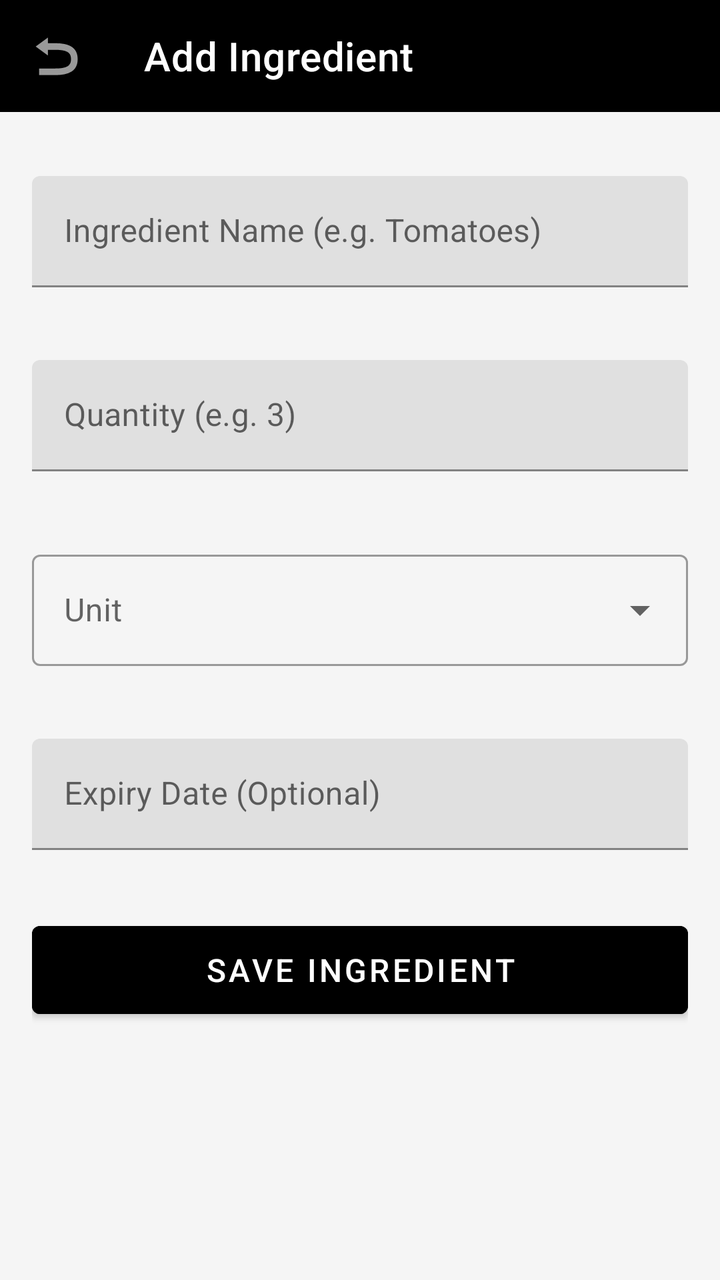
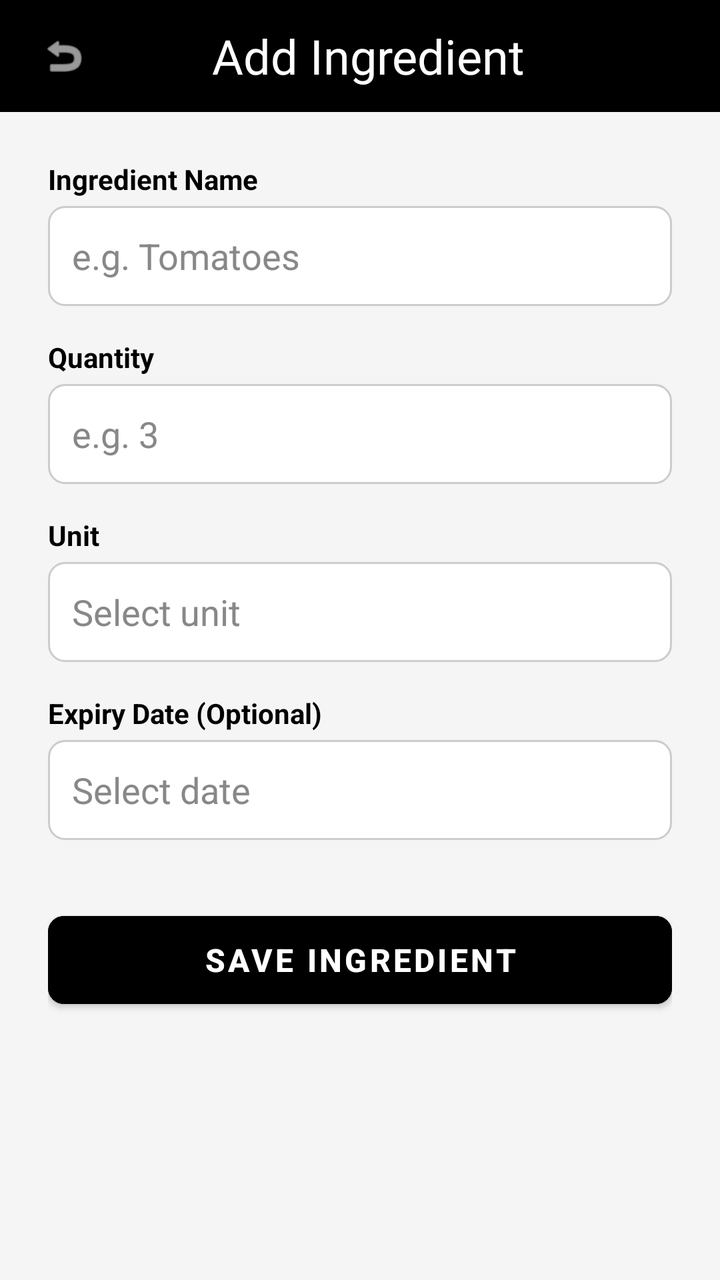

Two renders of the same Android screen: before a commit and after it. Below are the layout's source before the change and the commit's diff.
<!-- AndroidManifest.xml: application theme Theme.SmartPantryManager -->
<!-- res/layout/activity_add_edit_item.xml -->
<?xml version="1.0" encoding="utf-8"?>
<LinearLayout xmlns:android="http://schemas.android.com/apk/res/android"
    xmlns:app="http://schemas.android.com/apk/res-auto"
    android:layout_width="match_parent"
    android:layout_height="match_parent"
    android:orientation="vertical">

    
    <com.google.android.material.appbar.MaterialToolbar
        android:id="@+id/toolbar"
        android:layout_width="match_parent"
        android:layout_height="?attr/actionBarSize"
        android:background="#000000"
        app:navigationIcon="@android:drawable/ic_menu_revert"
        app:title="Add Ingredient"
        app:titleTextColor="@android:color/white" />

    <ScrollView
        android:layout_width="match_parent"
        android:layout_height="match_parent"
        android:fillViewport="true">

        <LinearLayout
            android:layout_width="match_parent"
            android:layout_height="wrap_content"
            android:orientation="vertical"
            android:padding="16dp">

            
            <com.google.android.material.textfield.TextInputLayout
                android:id="@+id/tilName"
                android:layout_width="match_parent"
                android:layout_height="wrap_content"
                android:layout_marginTop="16dp"
                android:hint="Ingredient Name (e.g. Tomatoes)"
                app:errorEnabled="true">

                <com.google.android.material.textfield.TextInputEditText
                    android:id="@+id/etName"
                    android:layout_width="match_parent"
                    android:layout_height="wrap_content"
                    android:inputType="textCapWords"
                    android:maxLength="50" />
            </com.google.android.material.textfield.TextInputLayout>

            
            <com.google.android.material.textfield.TextInputLayout
                android:id="@+id/tilQuantity"
                android:layout_width="match_parent"
                android:layout_height="wrap_content"
                android:layout_marginTop="16dp"
                android:hint="Quantity (e.g. 3)"
                app:errorEnabled="true">

                <com.google.android.material.textfield.TextInputEditText
                    android:id="@+id/etQuantity"
                    android:layout_width="match_parent"
                    android:layout_height="wrap_content"
                    android:inputType="numberDecimal" />
            </com.google.android.material.textfield.TextInputLayout>

            
            <com.google.android.material.textfield.TextInputLayout
                android:id="@+id/tilUnit"
                style="@style/Widget.MaterialComponents.TextInputLayout.OutlinedBox.ExposedDropdownMenu"
                android:layout_width="match_parent"
                android:layout_height="wrap_content"
                android:layout_marginTop="16dp"
                android:hint="Unit"
                app:errorEnabled="true">

                <AutoCompleteTextView
                    android:id="@+id/actUnit"
                    android:layout_width="match_parent"
                    android:layout_height="wrap_content"
                    android:inputType="none" />
            </com.google.android.material.textfield.TextInputLayout>

            
            <com.google.android.material.textfield.TextInputLayout
                android:layout_width="match_parent"
                android:layout_height="wrap_content"
                android:layout_marginTop="16dp"
                android:hint="Expiry Date (Optional)">

                <com.google.android.material.textfield.TextInputEditText
                    android:id="@+id/etExpiry"
                    android:layout_width="match_parent"
                    android:layout_height="wrap_content"
                    android:clickable="true"
                    android:focusable="false"
                    android:inputType="none" />
            </com.google.android.material.textfield.TextInputLayout>

            
            <com.google.android.material.button.MaterialButton
                android:id="@+id/btnSave"
                android:textColor="#FFFFFF"
                android:layout_width="match_parent"
                android:layout_height="56dp"
                android:layout_marginTop="32dp"
                android:backgroundTint="#000000"
                android:text="Save Ingredient"
                android:textSize="16sp" />

            
            <com.google.android.material.button.MaterialButton
                android:id="@+id/btnDelete"
                style="@style/Widget.MaterialComponents.Button.OutlinedButton"
                android:layout_width="match_parent"
                android:layout_height="56dp"
                android:layout_marginTop="16dp"
                android:text="Delete Ingredient"
                android:textColor="#F44336"
                android:visibility="gone" />

        </LinearLayout>
    </ScrollView>
</LinearLayout>
<!-- resources referenced by this layout -->
<resources>
  <style name="Theme.SmartPantryManager" parent="Theme.MaterialComponents.DayNight.NoActionBar">
          
          <item name="colorPrimary">#000000</item>
          <item name="colorPrimaryVariant">#000000</item>
          <item name="colorOnPrimary">#FFFFFF</item>
  
          
          <item name="colorSecondary">#000000</item>
          <item name="colorSecondaryVariant">#000000</item>
          <item name="colorOnSecondary">#FFFFFF</item>
  
          
          <item name="android:statusBarColor">#000000</item>
          <item name="android:windowLightStatusBar">false</item>
  
          
          <item name="android:windowBackground">#F5F5F5</item>
      </style>
</resources>

<!-- the commit's change to res/layout/activity_add_edit_item.xml (unified diff, before → after) -->
@@ -3,17 +3,40 @@
     xmlns:app="http://schemas.android.com/apk/res-auto"
     android:layout_width="match_parent"
     android:layout_height="match_parent"
-    android:orientation="vertical">
+    android:orientation="vertical"
+    android:background="#F5F5F5">
 
     
-    <com.google.android.material.appbar.MaterialToolbar
-        android:id="@+id/toolbar"
+    <LinearLayout
         android:layout_width="match_parent"
         android:layout_height="?attr/actionBarSize"
         android:background="#000000"
-        app:navigationIcon="@android:drawable/ic_menu_revert"
-        app:title="Add Ingredient"
-        app:titleTextColor="@android:color/white" />
+        android:gravity="center_vertical"
+        android:orientation="horizontal">
+
+        <ImageView
+            android:id="@+id/btnBack"
+            android:layout_width="48dp"
+            android:layout_height="48dp"
+            android:layout_marginStart="8dp"
+            android:padding="12dp"
+            android:src="@android:drawable/ic_menu_revert"
+            app:tint="#FFFFFF" />
+
+        <TextView
+            android:layout_width="0dp"
+            android:layout_height="wrap_content"
+            android:layout_weight="1"
+            android:gravity="center"
+            android:text="Add Ingredient"
+            android:fontFamily="@font/pacifico"
+            android:textColor="#FFFFFF"
+            android:textSize="24sp" />
+
+        <View
+            android:layout_width="48dp"
+            android:layout_height="48dp" />
+    </LinearLayout>
 
     <ScrollView
         android:layout_width="match_parent"
@@ -24,84 +47,107 @@
             android:layout_width="match_parent"
             android:layout_height="wrap_content"
             android:orientation="vertical"
-            android:padding="16dp">
+            android:padding="24dp">
 
             
-            <com.google.android.material.textfield.TextInputLayout
-                android:id="@+id/tilName"
+            <TextView
+                android:layout_width="wrap_content"
+                android:layout_height="wrap_content"
+                android:text="Ingredient Name"
+                android:textColor="#000000"
+                android:textStyle="bold"
+                android:layout_marginBottom="4dp" />
+
+            <EditText
+                android:id="@+id/etName"
                 android:layout_width="match_parent"
-                android:layout_height="wrap_content"
-                android:layout_marginTop="16dp"
-                android:hint="Ingredient Name (e.g. Tomatoes)"
-                app:errorEnabled="true">
-
-                <com.google.android.material.textfield.TextInputEditText
-                    android:id="@+id/etName"
-                    android:layout_width="match_parent"
-                    android:layout_height="wrap_content"
-                    android:inputType="textCapWords"
-                    android:maxLength="50" />
-            </com.google.android.material.textfield.TextInputLayout>
+                android:layout_height="50dp"
+                android:background="@drawable/edit_text_border"
+                android:hint="e.g. Tomatoes"
+                android:textColorHint="#888888"
+                android:textColor="#000000"
+                android:inputType="textCapWords"
+                android:padding="12dp" />
 
             
-            <com.google.android.material.textfield.TextInputLayout
-                android:id="@+id/tilQuantity"
+            <TextView
+                android:layout_width="wrap_content"
+                android:layout_height="wrap_content"
+                android:text="Quantity"
+                android:textColor="#000000"
+                android:textStyle="bold"
+                android:layout_marginTop="16dp"
+                android:layout_marginBottom="4dp" />
+
+            <EditText
+                android:id="@+id/etQuantity"
                 android:layout_width="match_parent"
-                android:layout_height="wrap_content"
-                android:layout_marginTop="16dp"
-                android:hint="Quantity (e.g. 3)"
-                app:errorEnabled="true">
-
-                <com.google.android.material.textfield.TextInputEditText
-                    android:id="@+id/etQuantity"
-                    android:layout_width="match_parent"
-                    android:layout_height="wrap_content"
-                    android:inputType="numberDecimal" />
-            </com.google.android.material.textfield.TextInputLayout>
+                android:layout_height="50dp"
+                android:background="@drawable/edit_text_border"
+                android:hint="e.g. 3"
+                android:textColorHint="#888888"
+                android:textColor="#000000"
+                android:inputType="numberDecimal"
+                android:padding="12dp" />
 
             
-            <com.google.android.material.textfield.TextInputLayout
-                android:id="@+id/tilUnit"
-                style="@style/Widget.MaterialComponents.TextInputLayout.OutlinedBox.ExposedDropdownMenu"
+            <TextView
+                android:layout_width="wrap_content"
+                android:layout_height="wrap_content"
+                android:text="Unit"
+                android:textColor="#000000"
+                android:textStyle="bold"
+                android:layout_marginTop="16dp"
+                android:layout_marginBottom="4dp" />
+
+            <AutoCompleteTextView
+                android:id="@+id/actUnit"
                 android:layout_width="match_parent"
-                android:layout_height="wrap_content"
-                android:layout_marginTop="16dp"
-                android:hint="Unit"
-                app:errorEnabled="true">
-
-                <AutoCompleteTextView
-                    android:id="@+id/actUnit"
-                    android:layout_width="match_parent"
-                    android:layout_height="wrap_content"
-                    android:inputType="none" />
-            </com.google.android.material.textfield.TextInputLayout>
+                android:layout_height="50dp"
+                android:background="@drawable/edit_text_border"
+                android:hint="Select unit"
+                android:textColorHint="#888888"
+                android:textColor="#000000"
+                android:inputType="text"
+                android:padding="12dp"
+                android:popupBackground="#FFFFFF"
+                android:dropDownHeight="200dp" />
 
             
-            <com.google.android.material.textfield.TextInputLayout
+            <TextView
+                android:layout_width="wrap_content"
+                android:layout_height="wrap_content"
+                android:text="Expiry Date (Optional)"
+                android:textColor="#000000"
+                android:textStyle="bold"
+                android:layout_marginTop="16dp"
+                android:layout_marginBottom="4dp" />
+
+            <EditText
+                android:id="@+id/etExpiry"
                 android:layout_width="match_parent"
-                android:layout_height="wrap_content"
-                android:layout_marginTop="16dp"
-                android:hint="Expiry Date (Optional)">
-
-                <com.google.android.material.textfield.TextInputEditText
-                    android:id="@+id/etExpiry"
-                    android:layout_width="match_parent"
-                    android:layout_height="wrap_content"
-                    android:clickable="true"
-                    android:focusable="false"
-                    android:inputType="none" />
-            </com.google.android.material.textfield.TextInputLayout>
+                android:layout_height="50dp"
+                android:background="@drawable/edit_text_border"
+                android:hint="Select date"
+                android:textColorHint="#888888"
+                android:textColor="#000000"
+                android:clickable="true"
+                android:focusable="false"
+                android:inputType="none"
+                android:padding="12dp" />
 
             
             <com.google.android.material.button.MaterialButton
                 android:id="@+id/btnSave"
-                android:textColor="#FFFFFF"
                 android:layout_width="match_parent"
                 android:layout_height="56dp"
                 android:layout_marginTop="32dp"
                 android:backgroundTint="#000000"
-                android:text="Save Ingredient"
-                android:textSize="16sp" />
+                android:text="SAVE INGREDIENT"
+                android:textColor="#FFFFFF"
+                android:textSize="16sp"
+                android:textStyle="bold"
+                app:cornerRadius="8dp" />
 
             
             <com.google.android.material.button.MaterialButton
@@ -112,6 +158,7 @@
                 android:layout_marginTop="16dp"
                 android:text="Delete Ingredient"
                 android:textColor="#F44336"
+                app:strokeColor="#F44336"
                 android:visibility="gone" />
 
         </LinearLayout>
<!-- resource entries referenced after the edit -->
@@ -1,5 +1,12 @@
 <!-- resources referenced by this layout -->
 <resources>
+  <!-- drawable edit_text_border (drawable) -->
+  <?xml version="1.0" encoding="utf-8"?>
+  <shape xmlns:android="http://schemas.android.com/apk/res/android">
+      <solid android:color="#FFFFFF" />
+      <stroke android:width="1dp" android:color="#CCCCCC" />
+      <corners android:radius="8dp" />
+  </shape>
   <style name="Theme.SmartPantryManager" parent="Theme.MaterialComponents.DayNight.NoActionBar">
           
           <item name="colorPrimary">#000000</item>
